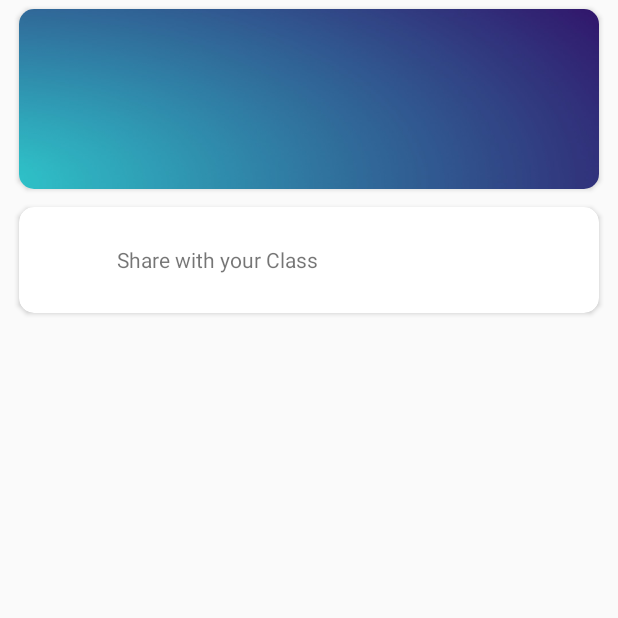
After one commit to SelvaSunilkumar/MyClassroom, an Android app: the InClass screen opened directly, with no data from a screen before it, on a phone screen of 412 x 824 dp, the top half of it. The commit adds this screen. Run offline under Robolectric (Android 15) with nearby library versions, the phone set to English and light mode, and no system bars; our stand-ins replace CircleImageView, Picasso, Volley; network calls fail; pictures from the network do not load; 4 statements that could not run were skipped.

Commit message:
Create Class, List classes, create Announcements
Listing of Announcements are not yet Developed, will be available ASAP.

```diff
--- a/app/src/main/AndroidManifest.xml
+++ b/app/src/main/AndroidManifest.xml
@@ -13,7 +13,9 @@
         android:supportsRtl="true"
         android:theme="@style/AppTheme"
         android:usesCleartextTraffic="true">
-        <activity android:name=".CreateClass"></activity>
+        <activity android:name=".NewAnnouncement"></activity>
+        <activity android:name=".InClass" />
+        <activity android:name=".CreateClass" />
         <activity android:name=".Home" />
         <activity android:name=".Register" />
         <activity android:name=".Login" />
--- /dev/null
+++ b/app/src/main/java/edu/education/classroom/InClass.java
@@ -0,0 +1,145 @@
+package edu.education.classroom;
+
+import androidx.appcompat.app.AppCompatActivity;
+
+import android.content.Intent;
+import android.os.AsyncTask;
+import android.os.Bundle;
+import android.view.View;
+import android.widget.ImageView;
+import android.widget.LinearLayout;
+import android.widget.TextView;
+import android.widget.Toast;
+
+import com.android.volley.Request;
+import com.android.volley.RequestQueue;
+import com.android.volley.Response;
+import com.android.volley.VolleyError;
+import com.android.volley.toolbox.JsonObjectRequest;
+import com.android.volley.toolbox.Volley;
+import com.squareup.picasso.Picasso;
+
+import org.json.JSONArray;
+import org.json.JSONException;
+import org.json.JSONObject;
+
+import java.text.DateFormat;
+import java.text.SimpleDateFormat;
+import java.util.Calendar;
+
+public class InClass extends AppCompatActivity {
+
+    private String USER_JSON_URL = "http://192.168.43.89/Classroom/php%20Codes/login.php";
+
+    private Bundle bundle;
+
+    private TextView className;
+    private TextView classSection;
+    private ImageView userImage;
+    private LinearLayout shareContent;
+
+    private String ClassName;
+    private String ClassSection;
+    private String ClassId;
+    private String userId;
+    private String userProfileImage;
+
+    private RequestQueue queue;
+    private JsonObjectRequest userRequest;
+    private JSONArray userArray;
+    private JSONObject userObject;
+
+    @Override
+    protected void onStart() {
+        super.onStart();
+        DateFormat dateFormat = new SimpleDateFormat("yyyy-MM-dd'T'HH:mm:ss.SSSZ");
+        String date = dateFormat.format(Calendar.getInstance().getTime());
+        Toast.makeText(getApplicationContext(),"Date : " + date,Toast.LENGTH_LONG).show();
+    }
+
+    @Override
+    protected void onCreate(Bundle savedInstanceState) {
+        super.onCreate(savedInstanceState);
+        setContentView(R.layout.activity_in_class);
+
+        bundle = getIntent().getExtras();
+
+        ClassName = bundle.getString("name");
+        ClassSection = bundle.getString("section");
+        ClassId = bundle.getString("code");
+        userId = bundle.getString("email");
+
+        className = findViewById(R.id.className);
+        classSection = findViewById(R.id.classSection);
+        userImage = findViewById(R.id.userImage);
+        shareContent = findViewById(R.id.announcements);
+
+        classSection.setText(ClassSection);
+        className.setText(ClassName);
+
+        new LoadImage().execute();
+        //Toast.makeText(getApplicationContext(),"Back to Main",Toast.LENGTH_LONG).show();
+
+        shareContent.setOnClickListener(new View.OnClickListener() {
+            @Override
+            public void onClick(View v) {
+                Intent intent = new Intent(InClass.this,NewAnnouncement.class);
+                Bundle bundle = new Bundle();
+                bundle.putString("classId",ClassId);
+                bundle.putString("userId",userId);
+                intent.putExtras(bundle);
+                startActivity(intent);
+            }
+        });
+    }
+
+
+    class LoadImage extends AsyncTask<Void,Void,Void> {
+
+        @Override
+        protected Void doInBackground(Void... voids) {
+            queue = Volley.newRequestQueue(InClass.this);
+            userRequest = new JsonObjectRequest(Request.Method.POST, USER_JSON_URL, null,
+                    new Response.Listener<JSONObject>() {
+                        @Override
+                        public void onResponse(JSONObject response) {
+                            try {
+                                userArray = response.getJSONArray("users");
+                                for (int i = 0; i < userArray.length(); i++) {
+                                    userObject = userArray.getJSONObject(i);
+
+                                    System.out.print(userObject.getString("email") + userObject.getString("picurl"));
+                                    if (userObject.getString("email").equals(userId)) {
+                                        userProfileImage = userObject.getString("picurl");
+                                        //Toast.makeText(getApplicationContext(), userProfileImage, Toast.LENGTH_LONG).show();
+                                        loadImage(userProfileImage);
+                                        break;
+                                    }
+                                }
+                            } catch (JSONException e) {
+                                e.printStackTrace();
+                            }
+                        }
+                    }, new Response.ErrorListener() {
+                @Override
+                public void onErrorResponse(VolleyError error) {
+                    error.printStackTrace();
+                    Toast.makeText(getApplicationContext(), "Unable to load User Image", Toast.LENGTH_LONG).show();
+                }
+            });
+            queue.add(userRequest);
+            return null;
+        }
+    }
+    private void loadImage(String userProfileImage) {
+        //Toast.makeText(getApplicationContext(),"Inside function : " + userProfileImage,Toast.LENGTH_LONG).show();
+        Picasso.get().load(userProfileImage).into(userImage);
+    }
+
+    class FetchData extends AsyncTask<Void,Void,Void> {
+        @Override
+        protected Void doInBackground(Void... voids) {
+            return null;
+        }
+    }
+}
--- /dev/null
+++ b/app/src/main/res/layout/activity_in_class.xml
@@ -0,0 +1,88 @@
+<?xml version="1.0" encoding="utf-8"?>
+<LinearLayout xmlns:android="http://schemas.android.com/apk/res/android"
+    xmlns:app="http://schemas.android.com/apk/res-auto"
+    xmlns:tools="http://schemas.android.com/tools"
+    android:layout_width="match_parent"
+    android:layout_height="match_parent"
+    tools:context=".InClass">
+
+    <ScrollView
+        android:layout_marginLeft="7dp"
+        android:layout_marginRight="7dp"
+        android:layout_width="match_parent"
+        android:layout_height="match_parent">
+
+        <LinearLayout
+            android:layout_width="match_parent"
+            android:layout_height="match_parent"
+            android:orientation="vertical">
+            <androidx.cardview.widget.CardView
+                android:layout_width="match_parent"
+                android:layout_height="wrap_content"
+                app:cardCornerRadius="10dp"
+                app:cardUseCompatPadding="true">
+                <LinearLayout
+                    android:background="@drawable/back"
+                    android:padding="15dp"
+                    android:layout_width="match_parent"
+                    android:layout_height="120dp"
+                    android:maxHeight="120dp"
+                    android:gravity="bottom"
+                    android:orientation="vertical">
+                    <TextView
+                        android:textColor="#fff"
+                        android:id="@+id/className"
+                        android:layout_width="match_parent"
+                        android:layout_height="wrap_content"
+                        android:text="Class Name"
+                        android:textSize="22sp"/>
+                    <TextView
+                        android:textColor="#fff"
+                        android:id="@+id/classSection"
+                        android:layout_width="match_parent"
+                        android:layout_height="wrap_content"
+                        android:text="Section"
+                        android:textSize="14sp"/>
+                </LinearLayout>
+            </androidx.cardview.widget.CardView>
+
+            <androidx.cardview.widget.CardView
+                android:layout_width="match_parent"
+                android:layout_height="wrap_content"
+                app:cardCornerRadius="10dp"
+                app:cardUseCompatPadding="true">
+                <LinearLayout
+                    android:clickable="true"
+                    android:background="?android:selectableItemBackground"
+                    android:id="@+id/announcements"
+                    android:padding="15dp"
+                    android:layout_width="match_parent"
+                    android:layout_height="wrap_content"
+                    android:orientation="horizontal"
+                    android:gravity="center_vertical"
+                    android:weightSum="1">
+
+                    <de.hdodenhof.circleimageview.CircleImageView
+                        android:layout_width="40dp"
+                        android:layout_height="40dp"
+                        android:id="@+id/userImage"/>
+                    <TextView
+                        android:gravity="center_vertical"
+                        android:layout_marginLeft="10dp"
+                        android:layout_width="match_parent"
+                        android:layout_height="match_parent"
+                        android:text="Share with your Class"/>
+                </LinearLayout>
+            </androidx.cardview.widget.CardView>
+            <RelativeLayout
+                android:layout_width="match_parent"
+                android:layout_height="match_parent">
+                <androidx.recyclerview.widget.RecyclerView
+                    android:layout_width="match_parent"
+                    android:layout_height="match_parent"
+                    android:id="@+id/recyclerView"/>
+            </RelativeLayout>
+        </LinearLayout>
+    </ScrollView>
+
+</LinearLayout>
--- a/app/src/main/res/values/colors.xml
+++ b/app/src/main/res/values/colors.xml
@@ -1,8 +1,8 @@
 <?xml version="1.0" encoding="utf-8"?>
 <resources>
     <color name="colorPrimary">#6200EE</color>
-    <color name="colorPrimaryDark">#3700B3</color>
-    <color name="colorAccent">#03DAC5</color>
+    <color name="colorPrimaryDark">#0375E1</color>
+    <color name="colorAccent">#0375E1</color>
 
     <color name="titlecolor">#009688</color>
     <color name="orange">#F44336</color>
```
Also changed, not shown: app/src/main/java/edu/education/classroom/Home.java (+9 -1 lines), app/src/main/java/edu/education/classroom/NewAnnouncement.java (added, +167 -0 lines), app/src/main/res/drawable-anydpi/close_icon.xml (added, +11 -0 lines), app/src/main/res/drawable-anydpi/send_icon.xml (added, +11 -0 lines), app/src/main/res/layout/activity_new_announcement.xml (added, +78 -0 lines), app/src/main/res/layout/list_announcements.xml (added, +61 -0 lines), app/src/main/res/drawable-hdpi/close_icon.png (added), app/src/main/res/drawable-hdpi/send_icon.png (added), app/src/main/res/drawable-mdpi/close_icon.png (added), app/src/main/res/drawable-mdpi/send_icon.png (added), app/src/main/res/drawable-xhdpi/close_icon.png (added), app/src/main/res/drawable-xhdpi/send_icon.png (added), app/src/main/res/drawable-xxhdpi/close_icon.png (added), app/src/main/res/drawable-xxhdpi/send_icon.png (added), 1 more files.
